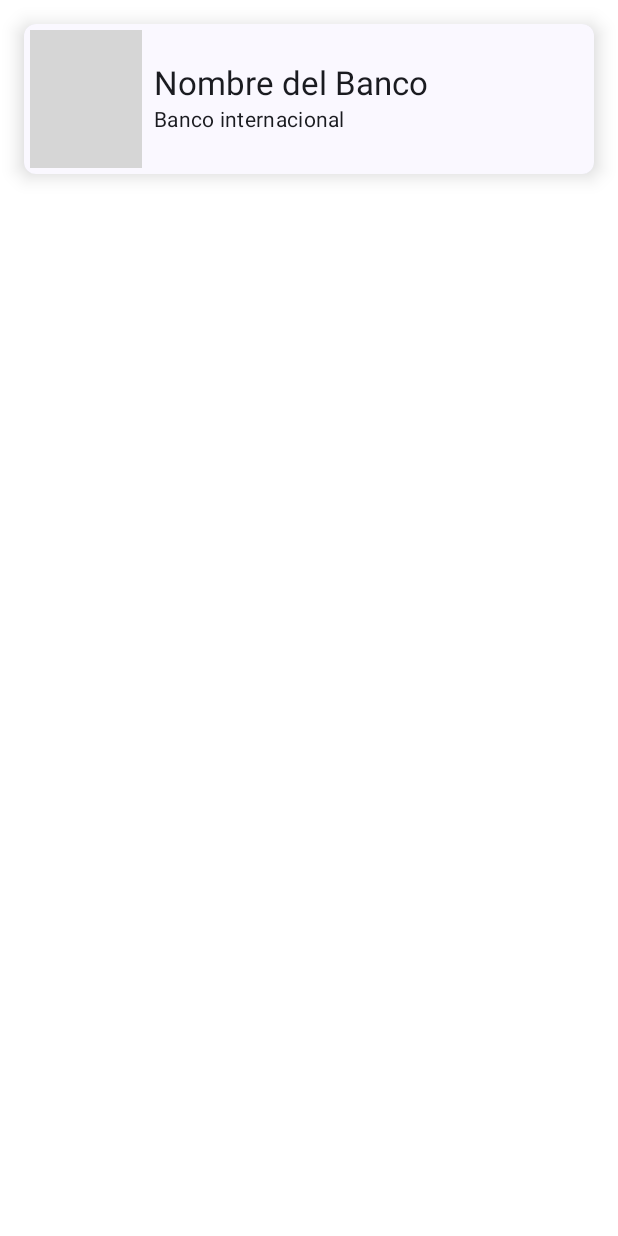
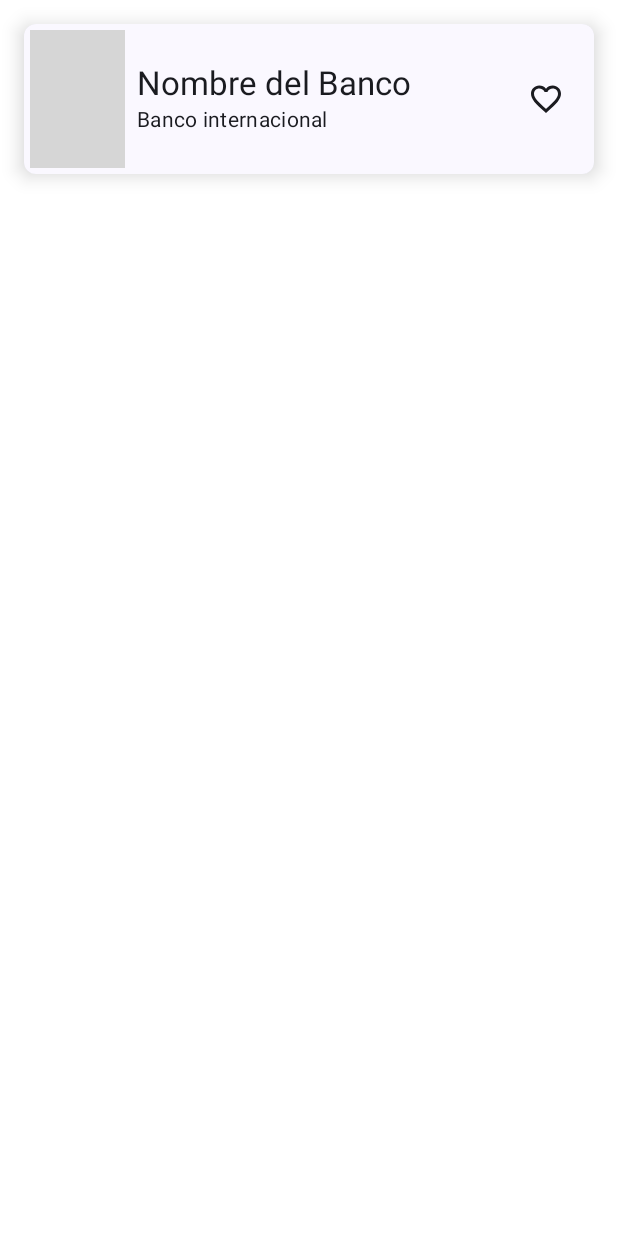
Before and after one commit to SaidAZG/AppYaGanaste, an Android app built with Jetpack Compose: the @Preview function DefaultPreview, on a phone screen of 412 x 824 dp. Run offline under Robolectric (Android 15) with nearby library versions, the phone set to English and light mode, and no system bars; pictures from the network do not load; 3 statements that could not run were skipped; grey boxes are pictures that could not be loaded.

Commit message:
ItemList Favorite Toogle
Toogle button for adding/removing favorite banks

```diff
--- a/app/src/main/java/com/example/appyaganaste/ui/bankList/BankListItem.kt
+++ b/app/src/main/java/com/example/appyaganaste/ui/bankList/BankListItem.kt
@@ -4,13 +4,19 @@ import androidx.compose.foundation.Image
 import androidx.compose.foundation.clickable
 import androidx.compose.foundation.layout.*
 import androidx.compose.foundation.shape.RoundedCornerShape
+import androidx.compose.material.icons.Icons
+import androidx.compose.material.icons.filled.Favorite
+import androidx.compose.material.icons.filled.FavoriteBorder
 import androidx.compose.material3.Card
 import androidx.compose.material3.CardDefaults
+import androidx.compose.material3.Icon
+import androidx.compose.material3.IconButton
 import androidx.compose.material3.MaterialTheme
 import androidx.compose.ui.Modifier
 import androidx.compose.material3.Surface
 import androidx.compose.material3.Text
 import androidx.compose.runtime.Composable
+import androidx.compose.ui.Alignment
 import androidx.compose.ui.layout.ContentScale
 import androidx.compose.ui.tooling.preview.Preview
 import androidx.compose.ui.unit.dp
@@ -22,9 +28,12 @@ import com.example.appyaganaste.ui.theme.AppYaGanasteTheme
 @Composable
 fun BankListItem(
     bank: Bank,
-    onClick: () -> Unit){
+    isFavorite: Boolean,
+    onFavoriteClicked: () -> Unit,
+    onClick: () -> Unit
+) {
     Card(
-        Modifier
+        modifier = Modifier
             .padding(16.dp)
             .fillMaxWidth()
             .height(100.dp),
@@ -62,6 +71,17 @@ fun BankListItem(
                     Text(text = bank.bankName, style = MaterialTheme.typography.titleLarge)
                     Text(text = bank.description, style = MaterialTheme.typography.bodyMedium)
                 }
+                IconButton(
+                    onClick = { onFavoriteClicked() },
+                    modifier = Modifier
+                        .padding(4.dp)
+                        .align(Alignment.CenterVertically)
+                ) {
+                    Icon(
+                        imageVector = if (isFavorite) Icons.Default.Favorite else Icons.Default.FavoriteBorder,
+                        contentDescription = "Toggle favorite"
+                    )
+                }
             }
         }
     }
@@ -72,6 +92,6 @@ fun BankListItem(
 fun DefaultPreview() {
     AppYaGanasteTheme {
         val bank = Bank("Banco internacional",0,"","Nombre del Banco")
-        BankListItem(bank = bank, onClick = {})
+        BankListItem(bank = bank, onClick = {}, isFavorite = false, onFavoriteClicked = {})
     }
 }
```
